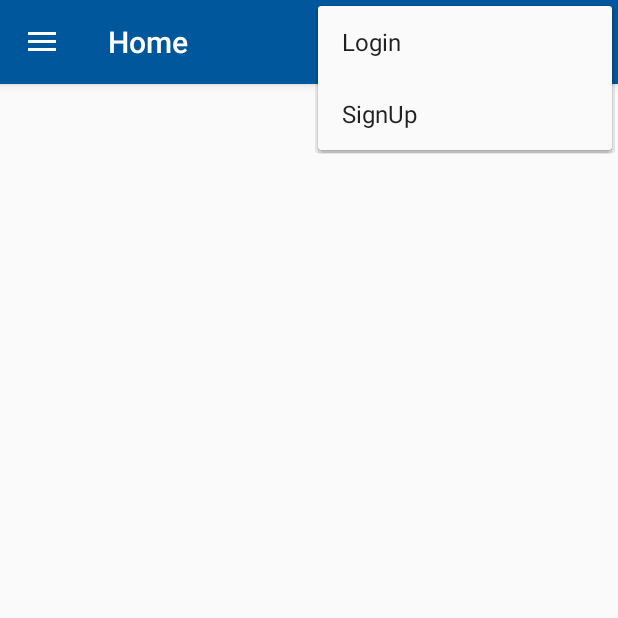
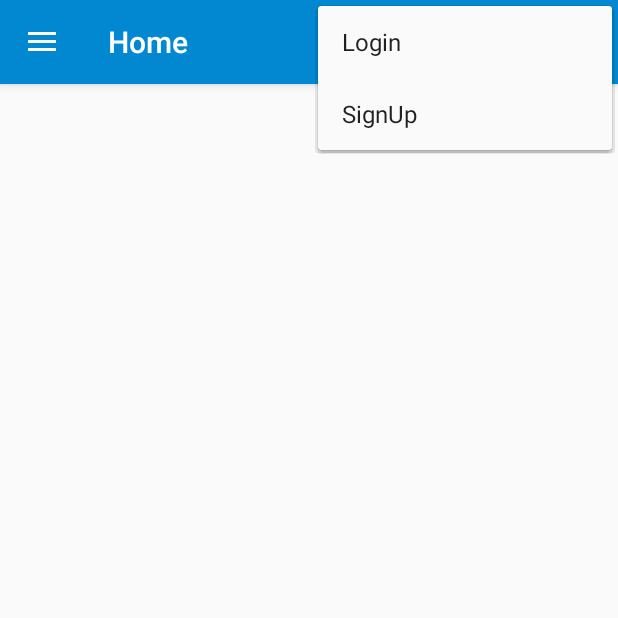
Before and after one commit to wsyccc/Left_Over, an Android app: the screen it shows after launch (MainActivity), with the options menu open, on a phone screen of 412 x 824 dp, the top half of it. Run offline under Robolectric (Android 15) with nearby library versions, the phone set to English and light mode, and no system bars.

Commit message:
Refined the drawer

```diff
--- a/app/src/main/res/menu/activity_main_drawer.xml
+++ b/app/src/main/res/menu/activity_main_drawer.xml
@@ -4,27 +4,27 @@
     <group android:checkableBehavior="single">
         <item
             android:id="@+id/nav_home"
-            android:icon="@drawable/ic_menu_camera"
+            android:icon="@drawable/icon_home"
             android:title="Home" />
         <item
             android:id="@+id/nav_ingredients"
-            android:icon="@drawable/ic_menu_gallery"
+            android:icon="@drawable/icon_ingredients"
             android:title="Ingredients" />
         <item
             android:id="@+id/nav_find_meal"
-            android:icon="@drawable/ic_menu_slideshow"
+            android:icon="@drawable/icon_make_a_meal"
             android:title="Find-a-meal" />
         <item
             android:id="@+id/nav_nearby"
-            android:icon="@drawable/ic_menu_manage"
+            android:icon="@drawable/icon_nearby"
             android:title="Nearby" />
         <item
             android:id="@+id/nav_history"
-            android:icon="@drawable/ic_menu_share"
+            android:icon="@drawable/icon_history"
             android:title="History" />
         <item
             android:id="@+id/nav_about"
-            android:icon="@drawable/ic_menu_send"
+            android:icon="@drawable/icon_about"
             android:title="About" />
     </group>
 </menu>
--- a/app/src/main/res/values/colors.xml
+++ b/app/src/main/res/values/colors.xml
@@ -1,6 +1,6 @@
 <?xml version="1.0" encoding="utf-8"?>
 <resources>
-    <color name="colorPrimary">#01579B</color>
-    <color name="colorPrimaryDark">#01579B</color>
-    <color name="colorAccent">#01579B</color>
+    <color name="colorPrimary">#0288D1</color>
+    <color name="colorPrimaryDark">#0288D1</color>
+    <color name="colorAccent">#0288D1</color>
 </resources>
--- a/app/src/main/res/values/drawables.xml
+++ b/app/src/main/res/values/drawables.xml
@@ -1,5 +1,4 @@
 <resources xmlns:android="http://schemas.android.com/apk/res/android">
-    <item name="ic_menu_camera" type="drawable">@android:drawable/ic_menu_camera</item>
     <item name="ic_menu_gallery" type="drawable">@android:drawable/ic_menu_gallery</item>
     <item name="ic_menu_slideshow" type="drawable">@android:drawable/ic_menu_slideshow</item>
     <item name="ic_menu_manage" type="drawable">@android:drawable/ic_menu_manage</item>
```
Also changed, not shown: app/src/main/java/com/example/siyuanwang/left_over/AboutPage.java (+7 -0 lines), app/src/main/res/layout/activity_about_page.xml (+24 -4 lines), app/src/main/res/layout/nav_header_main.xml (+1 -6 lines), app/src/main/res/drawable/btn_back.png (added), app/src/main/res/drawable/icon_about.png (added), app/src/main/res/drawable/icon_history.png (added), app/src/main/res/drawable/icon_home.png (added), app/src/main/res/drawable/icon_ingredients.png (added), app/src/main/res/drawable/icon_make_a_meal.png (added), app/src/main/res/drawable/icon_nearby.png (added).
